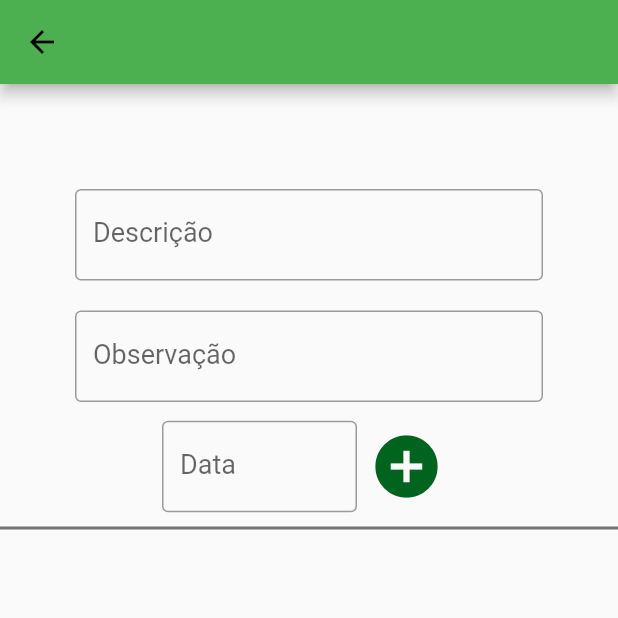
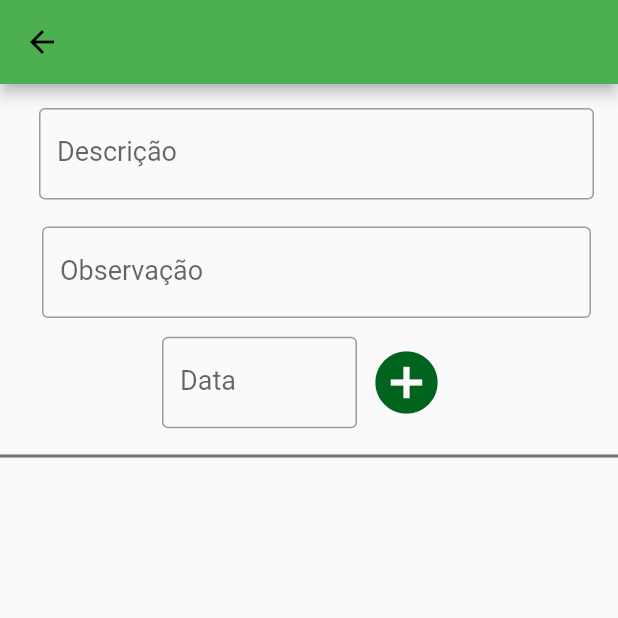
Before and after one commit to camzp/ciclo-helper, a Flutter app: the MaintenancePage screen opened directly, on a phone screen of 412 x 824 dp, the top half of it. Run offline on Flutter 3.47's test engine with Material 2 defaults, Android fonts, the phone set to English and light mode, and no system bars; our stand-ins replace bloc, cloud_firestore, equatable, firebase_auth, flutter_bloc, flutter_html and 6 more; accounts and stored records are empty.

```diff
--- a/lib/login/login_form.dart
+++ b/lib/login/login_form.dart
@@ -89,7 +89,17 @@ class _LoginFormState extends State<LoginForm> {
                   Padding(
                     padding: EdgeInsets.symmetric(vertical: 20),
                     child: CircleAvatar(
-                      backgroundColor: Colors.cyan,
+                      child: Text(" Ciclo\nHelper",
+                      style: TextStyle(
+                        color: Colors.white,
+                        fontWeight: FontWeight.w900,
+                        fontSize: 30.0,
+                        ),
+                      textDirection: TextDirection.ltr
+                      ),
+                      radius: 60.0,
+
+                      backgroundColor: Colors.greenAccent,
                     ),
                   ),
                   TextFormField(
--- a/lib/maintenance/maintenance_form.dart
+++ b/lib/maintenance/maintenance_form.dart
@@ -5,15 +5,14 @@ import 'package:flutter_bloc/flutter_bloc.dart';
 
 import 'maintenance.dart';
 
-class MaintenanceForm extends StatefulWidget{
+class MaintenanceForm extends StatefulWidget {
   MaintenanceForm({Key key});
 
   @override
   State<StatefulWidget> createState() => _MaintenanceFormState();
-
 }
 
-class _MaintenanceFormState extends State<MaintenanceForm>{
+class _MaintenanceFormState extends State<MaintenanceForm> {
   MaintenanceBloc _maintenanceBloc;
 
   final _controllerDesc = TextEditingController();
@@ -23,8 +22,8 @@ class _MaintenanceFormState extends State<MaintenanceForm>{
   bool get isPopulated =>
       _controllerDesc.text.isNotEmpty && _controllerDate.text.isNotEmpty;
 
-  bool isSubmitButtonEnabled(){
-    return isPopulated ;
+  bool isSubmitButtonEnabled() {
+    return isPopulated;
   }
 
   @override
@@ -39,30 +38,41 @@ class _MaintenanceFormState extends State<MaintenanceForm>{
   @override
   Widget build(BuildContext context) {
     return Padding(
-        padding: EdgeInsets.only(
-          top: 60,
-          left: 40,
-          right: 40,
-        ),
+      padding: const EdgeInsets.all(8.0),
+      child: SingleChildScrollView(
         child: Form(
           child: Column(
-              mainAxisAlignment: MainAxisAlignment.spaceEvenly,
-              crossAxisAlignment: CrossAxisAlignment.center,
+              crossAxisAlignment: CrossAxisAlignment.stretch,
               children: <Widget>[
-                Padding(
-                  padding: EdgeInsets.all(10),
+                Row(
+                  mainAxisAlignment: MainAxisAlignment.start,
+                  children: <Widget>[
+                    SizedBox(width: 10),
+                    Expanded(
+                      child: Padding(
+                        padding: const EdgeInsets.all(8.0),
                         child: TextFormField(
                           style: TextStyle(
                             fontSize: 18,
                           ),
                           controller: _controllerDesc,
                           decoration: InputDecoration(
-                        border: OutlineInputBorder(), labelText: "Descrição"),
+                              border: OutlineInputBorder(),
+                              fillColor: Colors.green,
+                              labelText: "Descrição"),
                           autovalidate: true,
                           autocorrect: false,
                         ),
                       ),
-                Padding(
+                    )
+                  ],
+                ),
+                Row(
+                  mainAxisAlignment: MainAxisAlignment.start,
+                  children: <Widget>[
+                    SizedBox(width: 10),
+                    Expanded(
+                      child: Padding(
                         padding: EdgeInsets.all(10),
                         child: TextFormField(
                           controller: _controllerObs,
@@ -71,11 +81,17 @@ class _MaintenanceFormState extends State<MaintenanceForm>{
                             fontSize: 18,
                           ),
                           decoration: InputDecoration(
-                        border: OutlineInputBorder(), labelText: "Observação"),
+                              border: OutlineInputBorder(),
+                              fillColor: Colors.green,
+                              labelText: "Observação"),
                           autovalidate: true,
                           autocorrect: false,
                         ),
                       ),
+                    )
+                  ],
+                ),
+
                 Row(
                   mainAxisAlignment: MainAxisAlignment.center,
                   children: <Widget>[
@@ -104,19 +120,19 @@ class _MaintenanceFormState extends State<MaintenanceForm>{
                       color: Color.fromRGBO(0, 100, 30, 1.0),
                       icon: Icon(Icons.add_circle),
                       onPressed: () {
-                        if (isSubmitButtonEnabled()){
+                        if (isSubmitButtonEnabled()) {
                           _onFormSubmitted();
                           _controllerDesc.clear();
                           _controllerDate.clear();
                           _controllerObs.clear();
                           setState(() {});
                         }
-
                       },
                     ),
                   ],
                 ),
               ]),
+        ),
       ),
     );
   }
@@ -129,27 +145,23 @@ class _MaintenanceFormState extends State<MaintenanceForm>{
     super.dispose();
   }
 
-  void _onDescChanged(){
+  void _onDescChanged() {
     _maintenanceBloc.add(DescChanged(desc: _controllerDesc.text));
   }
 
-  void _onDateChanged(){
+  void _onDateChanged() {
     _maintenanceBloc.add(DateChanged(date: _controllerDate.text));
   }
 
-  void _onObsChanged(){
+  void _onObsChanged() {
     _maintenanceBloc.add(ObsChanged(obs: _controllerObs.text));
   }
 
-  void _onFormSubmitted(){
-    _maintenanceBloc.add(
-        AddedMaintenance(
-          Maintenance(
+  void _onFormSubmitted() {
+    _maintenanceBloc.add(AddedMaintenance(Maintenance(
       description: _controllerDesc.text,
       date: _controllerDesc.text,
       obs: _controllerObs.text,
-          )
-        )
-    );
+    )));
   }
 }
--- a/lib/my_bike/my_bike_edit_form.dart
+++ b/lib/my_bike/my_bike_edit_form.dart
@@ -89,6 +89,7 @@ class _MyBikeEditFormState extends State<MyBikeEditForm> {
       body: Padding(
         padding: const EdgeInsets.all(8.0),
         child: SingleChildScrollView(
+          child: Form(
             key: _formKey,
             child: Column(
               crossAxisAlignment: CrossAxisAlignment.stretch,
@@ -376,6 +377,7 @@ class _MyBikeEditFormState extends State<MyBikeEditForm> {
             ),
           ),
         ),
+      ),
     );
   }
 
```
Lines whose indentation alone changed are shown as unchanged.
